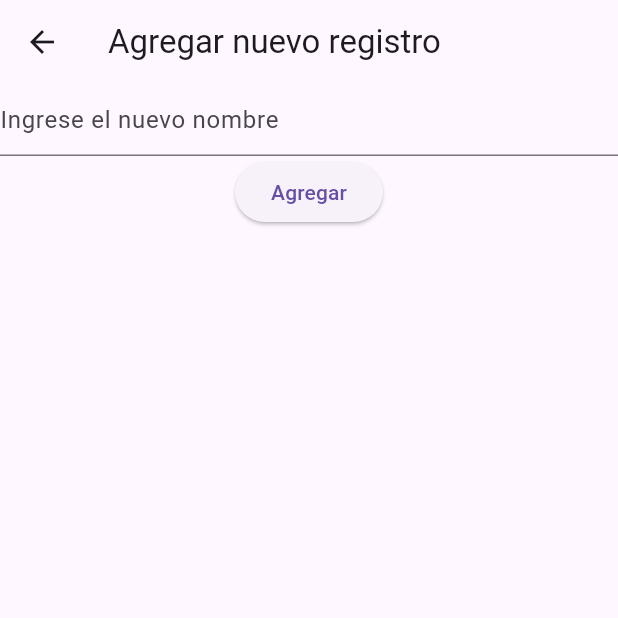
After one commit to alexrenatoy/biometrick, a Flutter app: the screen it shows after launch, after a tap on the "edit" icon, on a phone screen of 412 x 824 dp, the top half of it. The commit adds this screen. Run offline on Flutter 3.47's test engine with Material 3 defaults, Android fonts, the phone set to English and light mode, and no system bars; our stand-ins replace cloud_firestore, firebase_core; accounts and stored records are empty.

Commit message:
connection firebase, mapping List Users

```diff
--- a/lib/main.dart
+++ b/lib/main.dart
@@ -1,17 +1,19 @@
 import 'package:biometrick/router/routes.dart';
+import 'package:biometrick/views/home.dart';
 import 'package:biometrick/views/landpage_view.dart';
 import 'package:flutter/material.dart';
 import 'package:firebase_core/firebase_core.dart';
 import 'firebase_options.dart';
 
 
-Future <void> main() async {
+void main() async {
   WidgetsFlutterBinding.ensureInitialized();
+  await Firebase.initializeApp(
+    options: DefaultFirebaseOptions.currentPlatform,
+  );
+  runApp(MyApp());
+}
 
-  await Firebase.initializeApp(options: DefaultFirebaseOptions.currentPlatform,);
-
-  runApp(const MyApp());
-  }
 
 class MyApp extends StatelessWidget {
   const MyApp({super.key});
@@ -21,8 +23,8 @@ class MyApp extends StatelessWidget {
     return MaterialApp(
       debugShowCheckedModeBanner: false,
       title: 'Don Gestin C:',
-      theme: ThemeData.dark(),
-      initialRoute: LandPageView.id,
+      // theme: ThemeData.dark(),
+      initialRoute: Home.id,
       routes: CustomRoutes.routes,
     );
   }
--- a/lib/router/routes.dart
+++ b/lib/router/routes.dart
@@ -1,4 +1,6 @@
+import 'package:biometrick/views/add.dart';
 import 'package:biometrick/views/cards_view.dart';
+import 'package:biometrick/views/home.dart';
 import 'package:biometrick/views/home_view.dart';
 import 'package:biometrick/views/landpage_view.dart';
 import 'package:biometrick/views/login_view.dart';
@@ -14,6 +16,8 @@ import 'package:flutter/material.dart';
 
 class CustomRoutes {
   static final routes = <String, WidgetBuilder>{
+    Home.id: (context) => const Home(),
+    Add.id: (context) => const Add(),
     LandPageView.id: (context) => const LandPageView(),
     LoginView.id: (context) => const LoginView(),
     RegisterView.id: (context) => const RegisterView(),
--- /dev/null
+++ b/lib/views/add.dart
@@ -0,0 +1,32 @@
+import 'package:biometrick/views/firebase_service.dart';
+import 'package:flutter/material.dart';
+
+class Add extends StatefulWidget {
+  static String id = 'add';
+  const Add({super.key});
+
+  @override
+  State<Add> createState() => _AddState();
+}
+
+class _AddState extends State<Add> {
+
+  @override
+  Widget build(BuildContext context) {
+    return Scaffold(
+      appBar: AppBar(
+        title: Text("Agregar nuevo registro"),
+      ),
+      body: Column(
+        children: [
+          TextField(
+            decoration: InputDecoration(hintText: "Ingrese el nuevo nombre"),
+          ),
+          ElevatedButton(onPressed: () async {
+            await createUsers(nameController.text);
+          }, child: const Text('Agregar'), )
+        ],
+      ),
+    );
+  }
+}
--- /dev/null
+++ b/lib/views/firebase_service.dart
@@ -0,0 +1,19 @@
+import 'package:cloud_firestore/cloud_firestore.dart';
+
+FirebaseFirestore  db = FirebaseFirestore.instance;
+
+Future<List> getUsers() async {
+  List users = [];
+  CollectionReference collectionReferenceUsers =
+  db.collection("users");
+  QuerySnapshot queryUsers = await collectionReferenceUsers.get();
+  queryUsers.docs.forEach((documento){
+    users.add(documento.data());
+  });
+  return users;
+}
+
+//ADD
+Future<void> createUsers(String name) async {
+  await db.collection('Users').add(({'Nombre': name }));
+}
--- /dev/null
+++ b/lib/views/home.dart
@@ -0,0 +1,50 @@
+import 'package:biometrick/views/add.dart';
+import 'package:biometrick/views/firebase_service.dart';
+import 'package:flutter/material.dart';
+
+class Home extends StatefulWidget {
+  static String id = 'home';
+  const Home({super.key});
+
+  @override
+  State<Home> createState() => _HomePageState();
+}
+
+class _HomePageState extends State<Home> {
+  @override
+  Widget build(BuildContext context) {
+    return Scaffold(
+      appBar: AppBar(
+        centerTitle: true,
+        title: const Text(
+          'Material para un Crud',
+          style: TextStyle(fontSize: 30.0, fontFamily: 'cursive'),
+        ),
+        backgroundColor: Color.fromARGB(136, 26, 72, 223),
+      ),
+      body: FutureBuilder(
+          future: getUsers(),
+          builder: ((context, snapshot) {
+            // return const Text('Hola Chicos');
+            return ListView.builder(
+                itemCount: snapshot.data?.length,
+                itemBuilder: (context, index) {
+                  return Column(
+                    children: [
+                      Text(snapshot.data?[index]["name"]),
+                      // Text(snapshot.data?[index]["age"]),
+                      Text(snapshot.data?[index]["email"]),
+
+                    ],
+                  );
+                });
+          })),
+      floatingActionButton: FloatingActionButton(
+        onPressed: () {
+          Navigator.pushNamed(context, Add.id);
+        },
+        child: const Icon(Icons.edit),
+      ),
+    );
+  }
+}
--- a/pubspec.yaml
+++ b/pubspec.yaml
@@ -16,6 +16,7 @@ dependencies:
 
   cupertino_icons: ^1.0.6
   firebase_core: ^3.1.0
+  cloud_firestore: ^5.0.0
 
 dev_dependencies:
   flutter_test:
```
Also changed, not shown: lib/views/auth.dart (added), pubspec.lock, 3 other files.
